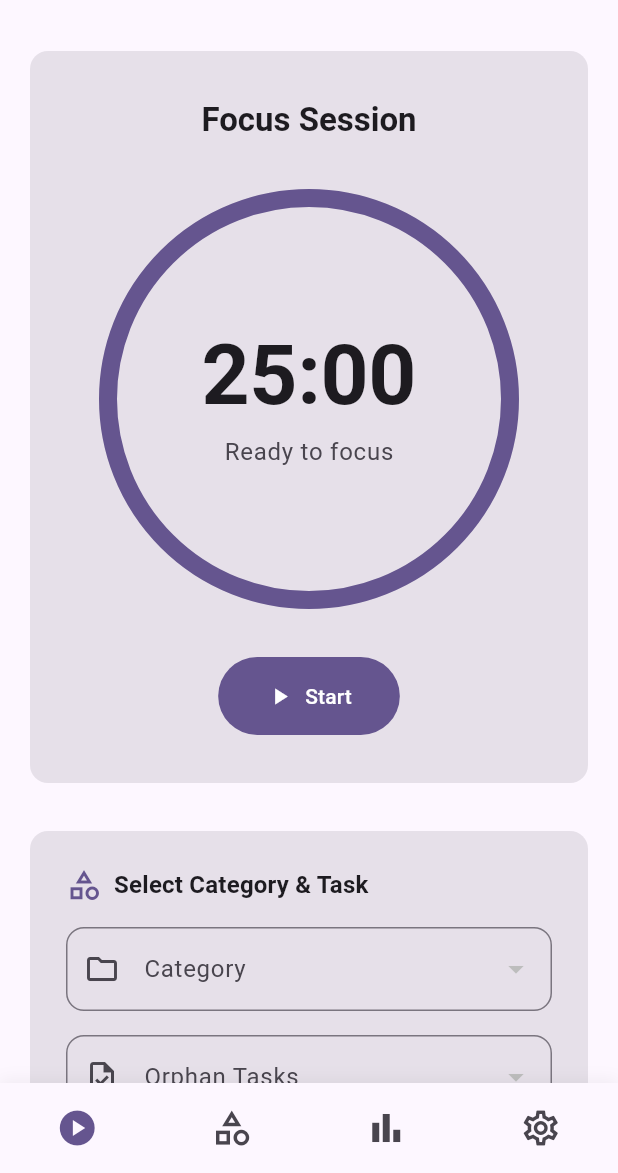
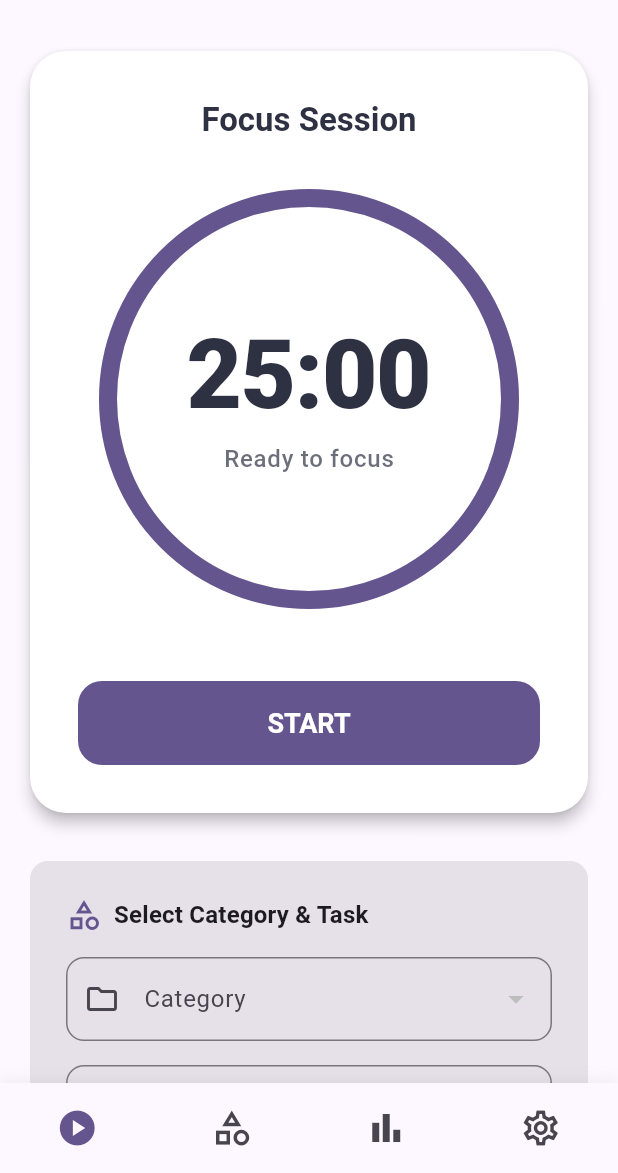
Before and after one commit to francesco-gaglione/focus_flow_app, a Flutter app: the screen it shows after launch, on a phone screen of 412 x 824 dp, the part 63-1236 px from its top. Run offline on Flutter 3.47's test engine with Material 3 defaults, Android fonts, the phone set to English and light mode, and no system bars; our stand-ins replace dio, easy_localization, equatable, fl_chart, flutter_bloc, flutter_dotenv and 5 more; missing offline and left inert: easy_localization_loader; network calls fail.

Commit message:
feat: Enhance focus timer UI and style
- Added card-like appearance with elevation and white background. -
Improved typography for better readability. - Enhanced button styles for
better visual appeal. - Adjusted spacing and layout for a cleaner
design. - Added a thicker track for the timer.

```diff
--- a/lib/presentation/widgets/focus/focus_timer.dart
+++ b/lib/presentation/widgets/focus/focus_timer.dart
@@ -97,6 +97,11 @@ class FocusTimerWidget extends StatelessWidget {
           remainingSeconds = totalSeconds;
         }
         final colorScheme = Theme.of(context).colorScheme;
+        // Restore dynamic category color (primary) but keep Figma style
+        final accentColor = colorScheme.primary;
+        final trackColor = Colors.grey.shade200;
+        final textColor = const Color(0xFF2D3142); // Dark grey/blue for text
+
         final progress =
             totalSeconds > 0 ? remainingSeconds / totalSeconds : 0.0;
         String formatTime(int seconds) {
@@ -106,17 +111,19 @@ class FocusTimerWidget extends StatelessWidget {
         }
 
         return Card(
-          elevation: 0,
-          color: colorScheme.surfaceContainerHighest,
+          elevation: 4, // Added elevation for a card look
+          shape: RoundedRectangleBorder(borderRadius: BorderRadius.circular(24)),
+          color: Colors.white, // White background as per Figma
           child: Padding(
             padding: const EdgeInsets.all(32),
             child: Column(
               children: [
                 Text(
                   _getTitle(context, sessionType),
-                  style: Theme.of(
-                    context,
-                  ).textTheme.titleLarge?.copyWith(fontWeight: FontWeight.bold),
+                  style: Theme.of(context).textTheme.titleLarge?.copyWith(
+                    fontWeight: FontWeight.bold,
+                    color: textColor,
+                  ),
                 ),
                 const SizedBox(height: 32),
                 SizedBox(
@@ -129,17 +136,17 @@ class FocusTimerWidget extends StatelessWidget {
                         size: const Size(280, 280),
                         painter: _TimerPainter(
                           progress: 1.0,
-                          color: colorScheme.outlineVariant.withAlpha(
-                            (255 * 0.3).round(),
-                          ),
+                          color: trackColor,
+                          strokeWidth: 12, // Thicker track
                         ),
                       ),
                       CustomPaint(
                         size: const Size(280, 280),
                         painter: _TimerPainter(
                           progress: progress,
-                          color: colorScheme.primary,
+                          color: accentColor,
                           strokeWidth: 12,
+                          strokeCap: StrokeCap.round,
                         ),
                       ),
                       Column(
@@ -147,90 +154,136 @@ class FocusTimerWidget extends StatelessWidget {
                         children: [
                           Text(
                             formatTime(remainingSeconds),
-                            style: Theme.of(
-                              context,
-                            ).textTheme.displayLarge?.copyWith(
-                              fontWeight: FontWeight.bold,
-                              fontSize: 56,
+                            style: Theme.of(context).textTheme.displayLarge?.copyWith(
+                              fontWeight: FontWeight.w900, // Bolder font
+                              fontSize: 64, // Larger font
+                              color: textColor,
+                              letterSpacing: -1.0,
                             ),
                           ),
                           const SizedBox(height: 8),
                           Text(
                             _getStatusText(context, sessionType),
-                            style: Theme.of(context).textTheme.bodyLarge
-                                ?.copyWith(color: colorScheme.onSurfaceVariant),
+                            style: Theme.of(context).textTheme.bodyLarge?.copyWith(
+                              color: textColor.withOpacity(0.7),
+                              fontWeight: FontWeight.w500,
+                            ),
                           ),
                         ],
                       ),
                     ],
                   ),
                 ),
-                const SizedBox(height: 32),
+                const SizedBox(height: 48), // More spacing
 
                 if (!isRunning)
-                  FilledButton.icon(
+                  SizedBox(
+                    width: double.infinity,
+                    height: 56,
+                    child: FilledButton(
                       onPressed: onStart,
-                    icon: const Icon(Icons.play_arrow),
-                    label: Text(context.tr('focus.start')),
                       style: FilledButton.styleFrom(
-                      padding: const EdgeInsets.symmetric(
-                        horizontal: 32,
-                        vertical: 16,
+                        backgroundColor: accentColor,
+                        foregroundColor: Colors.white,
+                        shape: RoundedRectangleBorder(
+                          borderRadius: BorderRadius.circular(16),
                         ),
+                        textStyle: const TextStyle(
+                          fontSize: 18,
+                          fontWeight: FontWeight.bold,
+                        ),
+                      ),
+                      child: Text(context.tr('focus.start').toUpperCase()),
                     ),
                   )
                 else if (sessionType == SessionTypeEnum.shortBreak ||
                     sessionType == SessionTypeEnum.longBreak)
-                  Column(
+                  Row(
                     children: [
-                      FilledButton.icon(
+                      Expanded(
+                        child: SizedBox(
+                          height: 56,
+                          child: FilledButton(
                             onPressed: onStart,
-                        icon: const Icon(Icons.play_arrow),
-                        label: Text(context.tr('focus.start')),
                             style: FilledButton.styleFrom(
-                          padding: const EdgeInsets.symmetric(
-                            horizontal: 32,
-                            vertical: 16,
+                              backgroundColor: accentColor,
+                              foregroundColor: Colors.white,
+                              shape: RoundedRectangleBorder(
+                                borderRadius: BorderRadius.circular(16),
+                              ),
+                              textStyle: const TextStyle(
+                                fontSize: 18,
+                                fontWeight: FontWeight.bold,
+                              ),
+                            ),
+                            child: Text(context.tr('focus.start').toUpperCase()),
                           ),
                         ),
                       ),
-                      const SizedBox(height: 16),
-                      OutlinedButton.icon(
+                      const SizedBox(width: 16),
+                      Expanded(
+                        child: SizedBox(
+                          height: 56,
+                          child: OutlinedButton(
                             onPressed: onTerminate,
-                        icon: const Icon(Icons.stop),
-                        label: Text(context.tr('focus.terminate')),
                             style: OutlinedButton.styleFrom(
-                          padding: const EdgeInsets.symmetric(
-                            horizontal: 32,
-                            vertical: 16,
+                              foregroundColor: textColor.withOpacity(0.7),
+                              side: BorderSide(color: textColor.withOpacity(0.3)),
+                              shape: RoundedRectangleBorder(
+                                borderRadius: BorderRadius.circular(16),
+                              ),
+                              textStyle: const TextStyle(
+                                fontSize: 18,
+                                fontWeight: FontWeight.bold,
+                              ),
+                            ),
+                            child: Text(context.tr('focus.terminate')),
                           ),
                         ),
                       ),
                     ],
                   )
                 else
-                  Column(
+                  Row(
                     children: [
-                      FilledButton.icon(
+                      Expanded(
+                        child: SizedBox(
+                          height: 56,
+                          child: FilledButton(
                             onPressed: onBreak,
-                        icon: const Icon(Icons.pause),
-                        label: Text(context.tr('focus.break')),
                             style: FilledButton.styleFrom(
-                          padding: const EdgeInsets.symmetric(
-                            horizontal: 32,
-                            vertical: 16,
+                              backgroundColor: accentColor,
+                              foregroundColor: Colors.white,
+                              shape: RoundedRectangleBorder(
+                                borderRadius: BorderRadius.circular(16),
+                              ),
+                              textStyle: const TextStyle(
+                                fontSize: 18,
+                                fontWeight: FontWeight.bold,
+                              ),
+                            ),
+                            child: Text(context.tr('focus.break').toUpperCase()),
                           ),
                         ),
                       ),
-                      const SizedBox(height: 16),
-                      OutlinedButton.icon(
+                      const SizedBox(width: 16),
+                      Expanded(
+                        child: SizedBox(
+                          height: 56,
+                          child: OutlinedButton(
                             onPressed: onTerminate,
-                        icon: const Icon(Icons.stop),
-                        label: Text(context.tr('focus.terminate')),
                             style: OutlinedButton.styleFrom(
-                          padding: const EdgeInsets.symmetric(
-                            horizontal: 32,
-                            vertical: 16,
+                              foregroundColor: textColor.withOpacity(0.7),
+                              side: BorderSide(color: textColor.withOpacity(0.3)),
+                              shape: RoundedRectangleBorder(
+                                borderRadius: BorderRadius.circular(16),
+                              ),
+                              textStyle: const TextStyle(
+                                fontSize: 18,
+                                fontWeight: FontWeight.bold,
+                              ),
+                            ),
+                            child: Text(context.tr('focus.terminate')),
                           ),
                         ),
                       ),
@@ -250,11 +303,13 @@ class _TimerPainter extends CustomPainter {
   final double progress;
   final Color color;
   final double strokeWidth;
+  final StrokeCap strokeCap;
 
   _TimerPainter({
     required this.progress,
     required this.color,
     this.strokeWidth = 8,
+    this.strokeCap = StrokeCap.butt,
   });
 
   @override
@@ -263,7 +318,7 @@ class _TimerPainter extends CustomPainter {
         Paint()
           ..color = color
           ..strokeWidth = strokeWidth
-          ..strokeCap = StrokeCap.round
+          ..strokeCap = strokeCap
           ..style = PaintingStyle.stroke;
 
     final center = Offset(size.width / 2, size.height / 2);
@@ -280,6 +335,8 @@ class _TimerPainter extends CustomPainter {
 
   @override
   bool shouldRepaint(_TimerPainter oldDelegate) {
-    return oldDelegate.progress != progress;
+    return oldDelegate.progress != progress ||
+        oldDelegate.color != color ||
+        oldDelegate.strokeWidth != strokeWidth;
   }
 }
```
Lines whose indentation alone changed are shown as unchanged.
